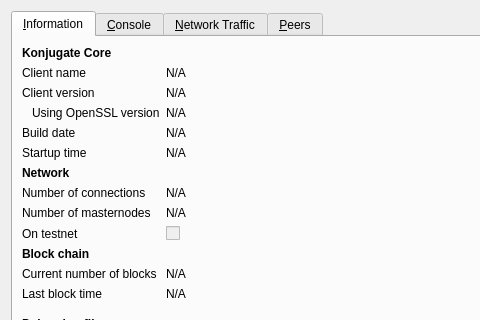
This is src/qt/forms/rpcconsole.ui in SaltineChips/Konjungate as Qt 5 draws it before an edit; both pictures show x 0 to 480 and y 0 to 320 of the 740 by 450 pixel window. The edited form follows.
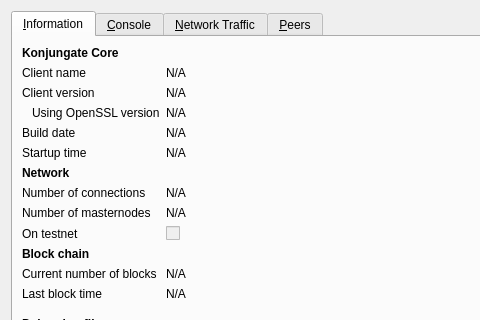
This is the edited form. The open tabs and pages were chosen to show the change. Icons and pictures are not drawn. Custom widgets are drawn as their Qt base class.

Diff of the .ui file:
```diff
--- a/src/qt/forms/rpcconsole.ui
+++ b/src/qt/forms/rpcconsole.ui
@@ -36,7 +36,7 @@
           </font>
          </property>
          <property name="text">
-          <string>Konjugate Core</string>
+          <string>Konjungate Core</string>
          </property>
         </widget>
        </item>
```
Left out of the diff: 6 changed lines with no effect on the pictures.
